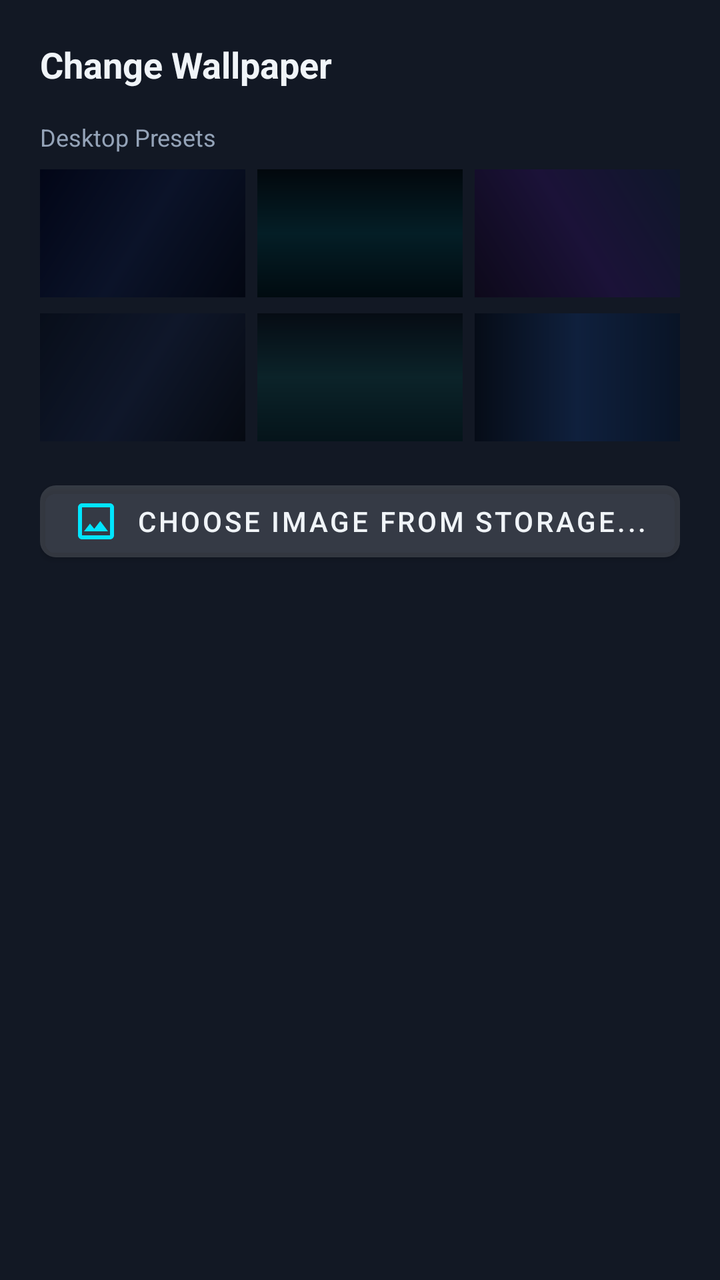
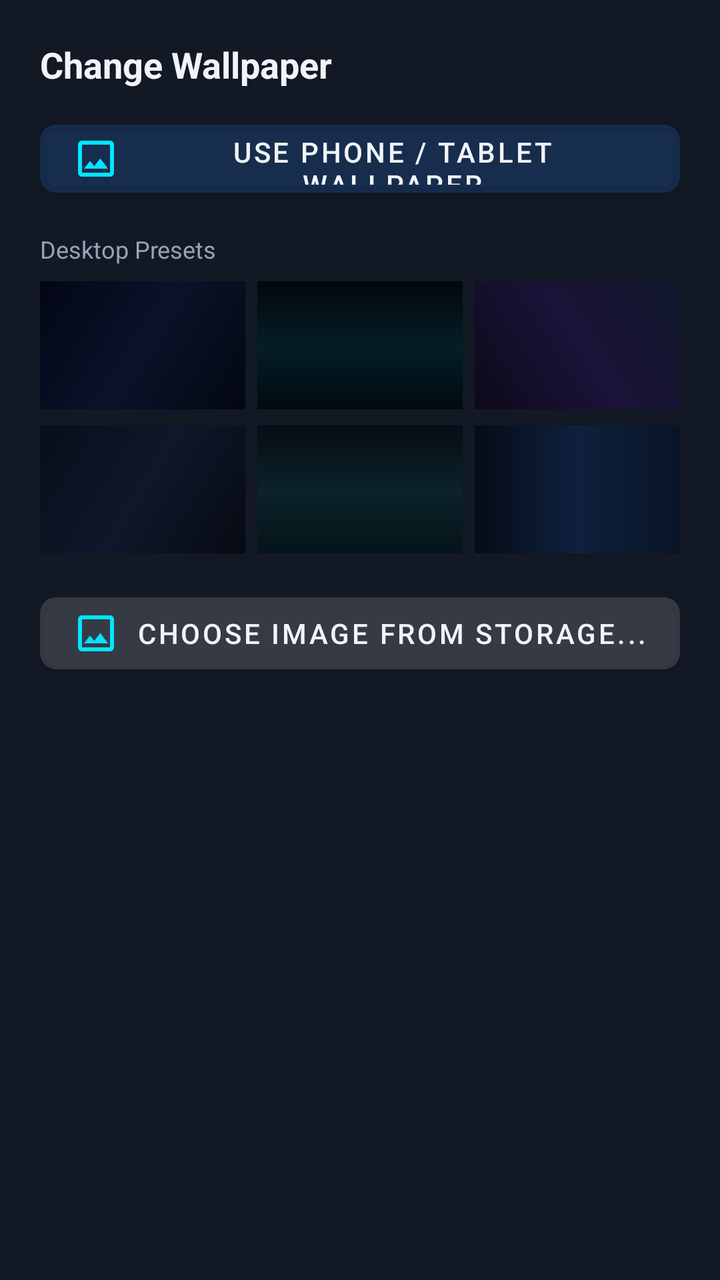

Before-and-after screenshots of an Android layout around one commit, followed by the original layout XML and the change that was made.
<!-- AndroidManifest.xml: application theme Theme.OpenDeX -->
<!-- res/layout/dialog_wallpaper_picker.xml -->
<?xml version="1.0" encoding="utf-8"?>
<LinearLayout xmlns:android="http://schemas.android.com/apk/res/android"
    xmlns:app="http://schemas.android.com/apk/res-auto"
    android:layout_width="match_parent"
    android:layout_height="wrap_content"
    android:orientation="vertical"
    android:background="@color/dex_surface_dark"
    android:padding="20dp">

    <TextView
        android:layout_width="match_parent"
        android:layout_height="wrap_content"
        android:text="@string/change_wallpaper"
        android:textColor="@color/dex_text_primary"
        android:textSize="18sp"
        android:textStyle="bold"
        android:layout_marginBottom="16dp" />

    
    <TextView
        android:layout_width="wrap_content"
        android:layout_height="wrap_content"
        android:text="Desktop Presets"
        android:textColor="@color/dex_text_secondary"
        android:textSize="12sp"
        android:layout_marginBottom="8dp" />

    <LinearLayout
        android:layout_width="match_parent"
        android:layout_height="64dp"
        android:orientation="horizontal"
        android:weightSum="3"
        android:layout_marginBottom="8dp">

        <FrameLayout
            android:id="@+id/presetWallpaper0"
            android:layout_width="0dp"
            android:layout_height="match_parent"
            android:layout_weight="1"
            android:layout_marginEnd="6dp"
            android:background="@drawable/wallpaper_windows_bloom"
            android:clickable="true"
            android:focusable="true" />

        <FrameLayout
            android:id="@+id/presetWallpaper1"
            android:layout_width="0dp"
            android:layout_height="match_parent"
            android:layout_weight="1"
            android:layout_marginEnd="6dp"
            android:background="@drawable/wallpaper_aurora_borealis"
            android:clickable="true"
            android:focusable="true" />

        <FrameLayout
            android:id="@+id/presetWallpaper2"
            android:layout_width="0dp"
            android:layout_height="match_parent"
            android:layout_weight="1"
            android:background="@drawable/wallpaper_cyberpunk"
            android:clickable="true"
            android:focusable="true" />
    </LinearLayout>

    <LinearLayout
        android:layout_width="match_parent"
        android:layout_height="64dp"
        android:orientation="horizontal"
        android:weightSum="3"
        android:layout_marginBottom="16dp">

        <FrameLayout
            android:id="@+id/presetWallpaper3"
            android:layout_width="0dp"
            android:layout_height="match_parent"
            android:layout_weight="1"
            android:layout_marginEnd="6dp"
            android:background="@drawable/wallpaper_dex_dark"
            android:clickable="true"
            android:focusable="true" />

        <FrameLayout
            android:id="@+id/presetWallpaper4"
            android:layout_width="0dp"
            android:layout_height="match_parent"
            android:layout_weight="1"
            android:layout_marginEnd="6dp"
            android:background="@drawable/wallpaper_emerald"
            android:clickable="true"
            android:focusable="true" />

        <FrameLayout
            android:id="@+id/presetWallpaper5"
            android:layout_width="0dp"
            android:layout_height="match_parent"
            android:layout_weight="1"
            android:background="@drawable/wallpaper_sapphire"
            android:clickable="true"
            android:focusable="true" />
    </LinearLayout>

    
    <com.google.android.material.button.MaterialButton
        android:id="@+id/btnPickCustomWallpaper"
        android:layout_width="match_parent"
        android:layout_height="48dp"
        android:text="@string/choose_from_gallery"
        android:textColor="@color/dex_text_primary"
        app:icon="@drawable/ic_wallpaper"
        app:iconTint="@color/dex_accent_cyan"
        app:backgroundTint="#26FFFFFF"
        app:cornerRadius="8dp" />

</LinearLayout>
<!-- resources referenced by this layout -->
<resources>
  <color name="dex_accent_cyan">#00E5FF</color>
  <color name="dex_surface_dark">#121824</color>
  <color name="dex_text_primary">#F0F4F8</color>
  <color name="dex_text_secondary">#94A3B8</color>
  <!-- drawable ic_wallpaper (drawable) -->
  <vector xmlns:android="http://schemas.android.com/apk/res/android"
      android:width="24dp"
      android:height="24dp"
      android:viewportWidth="24"
      android:viewportHeight="24">
      <path
          android:fillColor="#00E5FF"
          android:pathData="M19,3H5C3.9,3 3,3.9 3,5v14c0,1.1 0.9,2 2,2h14c1.1,0 2,-0.9 2,-2V5C21,3.9 20.1,3 19,3z M19,19H5V5h14V19z M14.14,11.86l-3,3.87L9,13.14 6,17h12L14.14,11.86z" />
  </vector>
  <!-- drawable wallpaper_cyberpunk (drawable) -->
  <?xml version="1.0" encoding="utf-8"?>
  <shape xmlns:android="http://schemas.android.com/apk/res/android"
      android:shape="rectangle">
      <gradient
          android:type="linear"
          android:angle="45"
          android:startColor="#0D091A"
          android:centerColor="#1B1238"
          android:endColor="#0F172A" />
  </shape>
  <!-- drawable wallpaper_dex_dark (drawable) -->
  <?xml version="1.0" encoding="utf-8"?>
  <shape xmlns:android="http://schemas.android.com/apk/res/android"
      android:shape="rectangle">
      <gradient
          android:type="linear"
          android:angle="135"
          android:startColor="#060A12"
          android:centerColor="#0F172A"
          android:endColor="#080E1A" />
  </shape>
  <!-- drawable wallpaper_emerald (drawable) -->
  <?xml version="1.0" encoding="utf-8"?>
  <shape xmlns:android="http://schemas.android.com/apk/res/android"
      android:shape="rectangle">
      <gradient
          android:type="linear"
          android:angle="90"
          android:startColor="#05141A"
          android:centerColor="#0B2329"
          android:endColor="#060C14" />
  </shape>
  <!-- drawable wallpaper_sapphire (drawable) -->
  <?xml version="1.0" encoding="utf-8"?>
  <shape xmlns:android="http://schemas.android.com/apk/res/android"
      android:shape="rectangle">
      <gradient
          android:type="linear"
          android:angle="180"
          android:startColor="#091426"
          android:centerColor="#0F203D"
          android:endColor="#060C17" />
  </shape>
  <string name="change_wallpaper">Change Wallpaper</string>
  <string name="choose_from_gallery">Choose Image from Storage...</string>
  <style name="Theme.OpenDeX" parent="Theme.MaterialComponents.NoActionBar">
          <item name="android:windowBackground">@color/dex_bg_dark</item>
          <item name="android:statusBarColor">#00000000</item>
          <item name="android:navigationBarColor">#00000000</item>
          <item name="android:windowTranslucentStatus">true</item>
          <item name="android:windowTranslucentNavigation">true</item>
          <item name="android:windowLayoutInDisplayCutoutMode">shortEdges</item>
          <item name="colorPrimary">@color/dex_accent_blue</item>
          <item name="colorSecondary">@color/dex_accent_cyan</item>
      </style>
  <color name="dex_bg_dark">#0A0E17</color>
  <color name="dex_accent_blue">#2F80ED</color>
  <!-- unchanged entries left out for length: 2 -->
</resources>

<!-- the commit's change to res/layout/dialog_wallpaper_picker.xml (unified diff, before → after) -->
@@ -14,7 +14,20 @@
         android:textColor="@color/dex_text_primary"
         android:textSize="18sp"
         android:textStyle="bold"
-        android:layout_marginBottom="16dp" />
+        android:layout_marginBottom="12dp" />
+
+    
+    <com.google.android.material.button.MaterialButton
+        android:id="@+id/btnUseSystemWallpaper"
+        android:layout_width="match_parent"
+        android:layout_height="46dp"
+        android:text="Use Phone / Tablet Wallpaper"
+        android:textColor="@color/dex_text_primary"
+        app:icon="@drawable/ic_wallpaper"
+        app:iconTint="@color/dex_accent_cyan"
+        app:backgroundTint="#332F80ED"
+        app:cornerRadius="8dp"
+        android:layout_marginBottom="14dp" />
 
     
     <TextView
